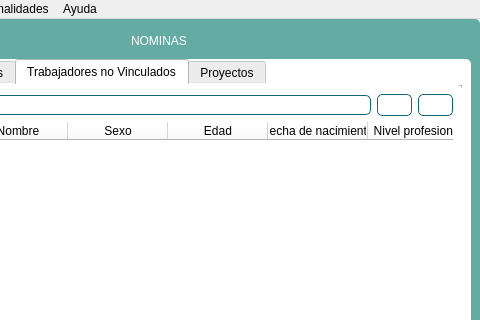
The window that Sistema de nominas/Vista/UI/Ventana.ui (Reynier2020/Sistema_nominas) describes before a commit, drawn with Qt 5; both pictures show x 159 to 639 and y 0 to 320 of the 639 by 480 pixel window.
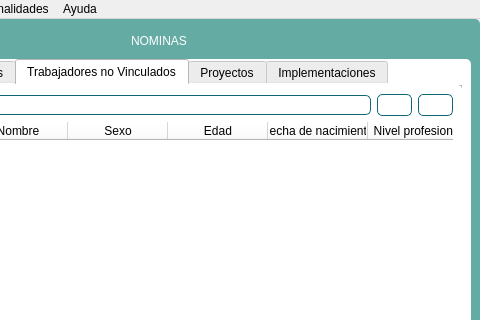
The same window after the commit. The open tabs and pages were chosen to show the change. Icons and pictures are not drawn.

Diff of the .ui file:
```diff
--- a/Sistema de nominas/Vista/UI/Ventana.ui
+++ b/Sistema de nominas/Vista/UI/Ventana.ui
@@ -780,6 +780,11 @@
               </item>
              </layout>
             </widget>
+            <widget class="QWidget" name="tab_implem">
+             <attribute name="title">
+              <string>Implementaciones</string>
+             </attribute>
+            </widget>
            </widget>
           </item>
          </layout>
```
Left out of the diff: 4 changed lines with no effect on the pictures.
